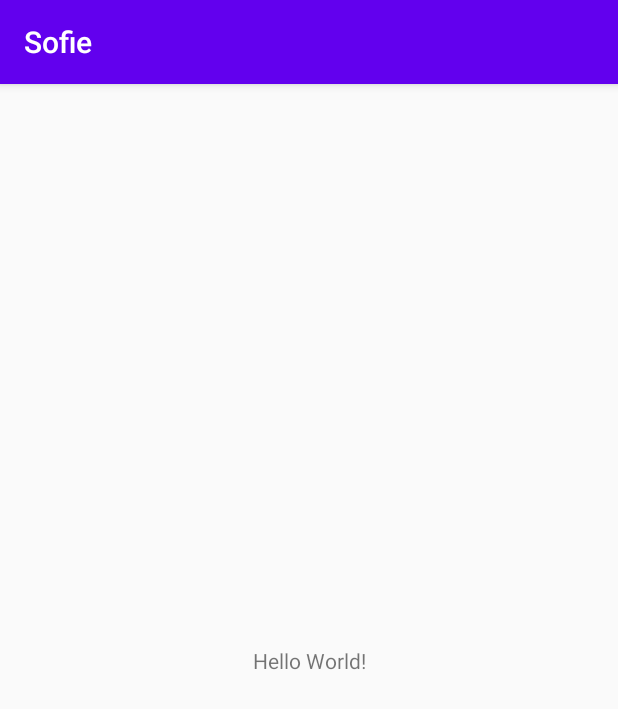
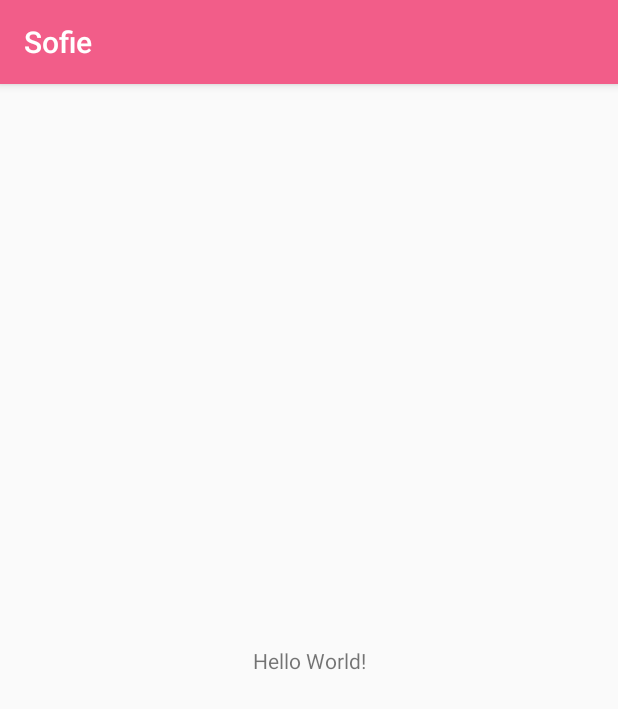
Before and after one commit to dosSantos-Paulo/Sofie_TodoList, an Android app: the screen it shows after launch (MainActivity), on a phone screen of 412 x 824 dp. Shown: the top 709 px of the screen. Run offline under Robolectric (Android 15) with nearby library versions, the phone set to English and light mode, and no system bars.

Commit message:
changing basics colors

```diff
--- a/app/src/main/res/values/colors.xml
+++ b/app/src/main/res/values/colors.xml
@@ -1,6 +1,6 @@
 <?xml version="1.0" encoding="utf-8"?>
 <resources>
-    <color name="colorPrimary">#6200EE</color>
-    <color name="colorPrimaryDark">#3700B3</color>
-    <color name="colorAccent">#03DAC5</color>
+    <color name="colorPrimary">#F25D89</color>
+    <color name="colorPrimaryDark">#F4516B</color>
+    <color name="colorAccent">#9F9F9F</color>
 </resources>
```
